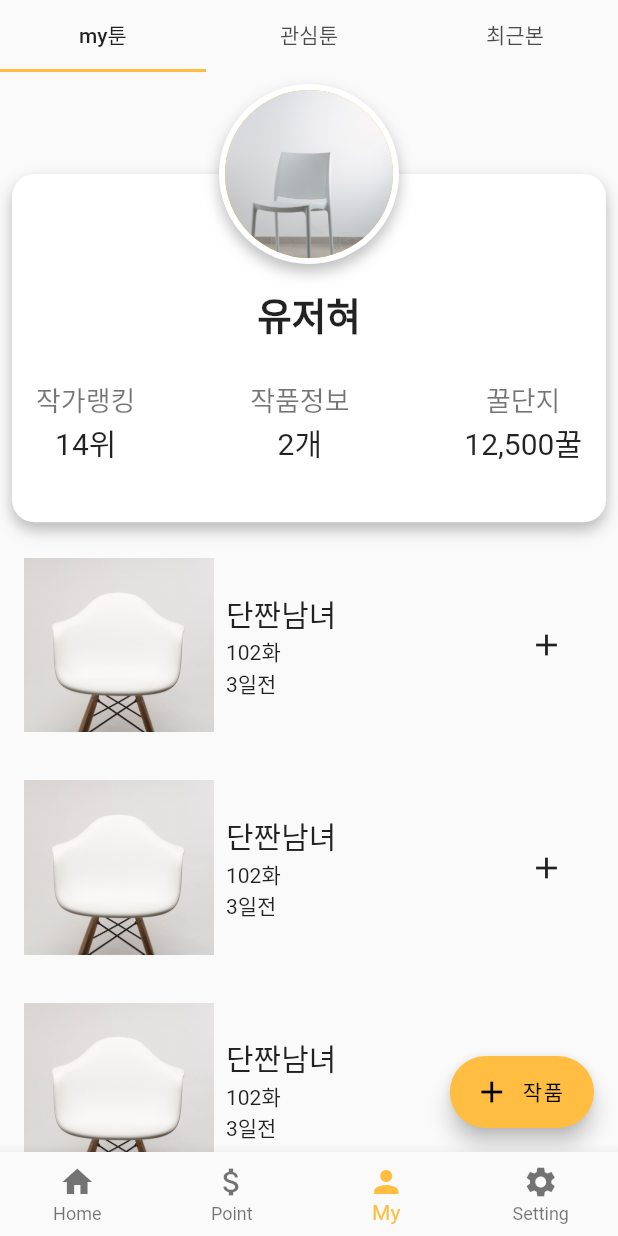
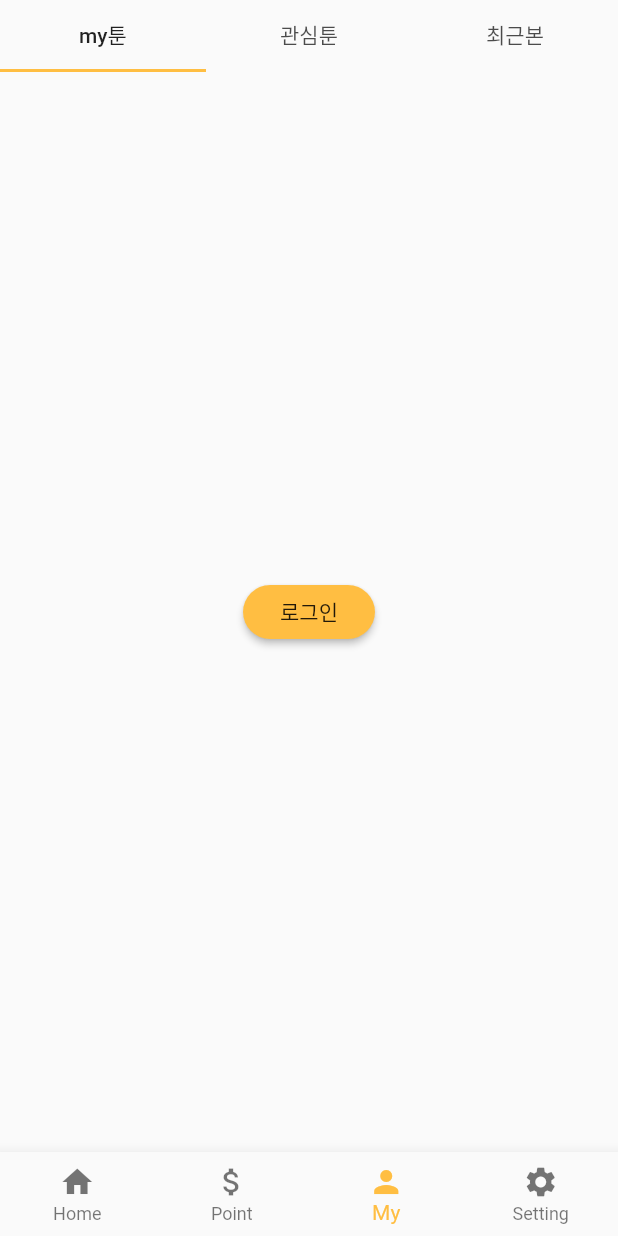
Before and after one commit to yoojh9/honeytoon, a Flutter app: the screen it shows after launch, item 3 of the bottom bar chosen, on a phone screen of 412 x 824 dp. Run offline on Flutter 3.47's test engine with Material 2 defaults, Android fonts, the phone set to English and light mode, and no system bars; our stand-ins replace cloud_firestore, firebase_auth, image_picker; missing offline and left inert: flutter_facebook_login, kakao_flutter_sdk, multi_image_picker; accounts and stored records are empty.

Commit message:
honeytoon_my_screen extract widget

```diff
--- a/lib/models/user.dart
+++ b/lib/models/user.dart
@@ -4,6 +4,9 @@ class User {
   String email;
   String provider;
   String thumbnail;
+  int honey = 0;
+  int rank = -1;
+  var works = [];
 
   User(this.uid, this.displayName, this.email, this.provider, this.thumbnail);
 
--- a/lib/screens/honeytoon_add_screen.dart
+++ b/lib/screens/honeytoon_add_screen.dart
@@ -31,7 +31,6 @@ class _HoneytoonAddScreenState extends State<HoneytoonAddScreen> {
 
   @override
   void initState() {
-    // TODO: implement initState
     super.initState();
   }
 
--- a/lib/screens/honeytoon_my_screen.dart
+++ b/lib/screens/honeytoon_my_screen.dart
@@ -1,154 +1,44 @@
 import 'package:flutter/material.dart';
 import './honeytoon_add_screen.dart';
+import './auth_screen.dart';
+import '../widgets/my_honeytoon_listview.dart';
+import '../widgets/my_honeytoon_info.dart';
+import 'package:provider/provider.dart';
+import '../providers/auth.dart';
+import '../models/user.dart';
+
 
 class HoneytoonMyScreen extends StatelessWidget {
+
+  Future<User> _getUserInfo(BuildContext ctx) async {
+    final user = await Provider.of<Auth>(ctx, listen: false).getUserFromDB();
+    return user;
+  }
+
+  Future<void> _loginPage(BuildContext ctx) async {
+    await Navigator.of(ctx).pushNamed(AuthScreen.routeName);
+  }
+
   @override
   Widget build(BuildContext context) {
-    final double circleRadius = 120.0;
     final mediaQueryData = MediaQuery.of(context);
     final height = mediaQueryData.size.height - (mediaQueryData.padding.top + mediaQueryData.padding.bottom + 50);
 
-
+    return FutureBuilder(
+          future: Provider.of<Auth>(context, listen: false).getUserFromDB(),
+          builder: (context, futureSnapshot){
+            if(futureSnapshot.connectionState == ConnectionState.waiting) {
+              return Center(
+                child: CircularProgressIndicator()
+              );
+            }
+            else if(futureSnapshot.hasData) {
               return Scaffold(
                 body: SingleChildScrollView(
                   child: Column(
                     children: [
-            Stack(children: <Widget>[
-            Padding(
-              padding: const EdgeInsets.all(8.0),
-              child: Stack(
-                alignment: Alignment.topCenter,
-                children: <Widget>[
-                  Padding(
-                    padding:
-                    EdgeInsets.only(top: circleRadius / 2.0, ),  ///here we create space for the circle avatar to get ut of the box
-                    child: Container(
-                      height: height * 0.3,
-                      width: double.infinity,
-                      decoration: BoxDecoration(
-                        borderRadius: BorderRadius.circular(15.0),
-                        color: Colors.white,
-                        boxShadow: [
-                          BoxShadow(
-                            color: Colors.black26,
-                            blurRadius: 8.0,
-                            offset: Offset(0.0, 5.0),
-                          ),
-                        ],
-                      ),
-                      child: Padding(
-                        padding: const EdgeInsets.only(top: 15.0, bottom: 15.0),
-                            child: Column(
-                              children: <Widget>[
-                                SizedBox(height: circleRadius/2,),
-                                Text('유저혀', style: TextStyle(fontWeight: FontWeight.bold, fontSize: 25.0),),
-                                SizedBox(
-                                  height: 25.0,
-                                ),
-                                Padding(
-                                  padding: const EdgeInsets.symmetric(horizontal: 16.0),
-                                  child: Row(
-                                    mainAxisAlignment: MainAxisAlignment.spaceBetween,
-                                    children: <Widget>[
-                                      Column(
-                                        children: <Widget>[
-                                          Text('작가랭킹', style: TextStyle( fontSize: 18.0,  color: Colors.black54,),),
-                                          Text('14위', style: TextStyle( fontSize: 20.0, color: Colors.black87, fontFamily: ''),),
-                                        ],
-                                      ),
-                                      Column(
-                                        children: <Widget>[
-                                          Text('작품정보', style: TextStyle( fontSize: 18.0,  color: Colors.black54),),
-                                          Text('2개', style: TextStyle( fontSize: 20.0, color: Colors.black87, fontFamily: ''),),
-                                        ],
-                                      ),
-                                      Column(
-                                        children: <Widget>[
-                                          Text('꿀단지', style: TextStyle( fontSize: 18.0,  color: Colors.black54),),
-                                          Text('12,500꿀', style: TextStyle( fontSize: 20.0, color: Colors.black87, fontFamily: ''),),
-                                        ],
-                                      ),
-                                    ],
-                                  ),
-                                )
-                              ],
-                            )
-                      ),
-                    ),
-                  ),
-                  ///Image Avatar
-                  Container(
-                    width: circleRadius,
-                    height: circleRadius,
-                    decoration: BoxDecoration(
-                      shape: BoxShape.circle,
-                      color: Colors.white,
-                      boxShadow: [
-                        BoxShadow(
-                          color: Colors.black26,
-                          blurRadius: 8.0,
-                          offset: Offset(0.0, 5.0),
-                        ),
-                      ],
-                    ),
-                    child: Padding(
-                      padding: EdgeInsets.all(4.0),
-                      child: Center(
-                        child: Container(
-                          child: CircleAvatar(
-                            backgroundImage: AssetImage('assets/images/four.jpg'),
-                            radius: circleRadius
-                          )
-                        ),
-                      ),
-                    ),
-                  ),
-                ],
-              ),
-            ),
-        ]),
-        ListView.builder(
-            primary: false,
-            shrinkWrap: true,
-            itemBuilder: (ctx, index) =>
-              Padding(padding: const EdgeInsets.all(16),
-              child: Container(
-                height: height * 0.15,
-                child: Row(
-                  children: [
-                    Expanded(
-                      flex: 2,
-                      child:  Container(
-                      decoration: BoxDecoration(
-                        image: DecorationImage(
-                          image: AssetImage('assets/images/one.jpg'),
-                          fit: BoxFit.cover,
-                        )
-                      ),
-                    ),),
-                    Expanded(
-                      flex: 3,
-                      child: Padding(
-                        padding: const EdgeInsets.all(8.0),
-                        child: Column(
-                          crossAxisAlignment: CrossAxisAlignment.start,
-                          mainAxisAlignment: MainAxisAlignment.center,
-                          children: [
-                            Text('단짠남녀', style: TextStyle(fontSize:20,),),
-                            Text('102화'),
-                            Text('3일전'),
-                          ]
-                        ),
-                      )),
-                    Expanded(
-                      flex: 1,
-                      child: Icon(Icons.add))
-                  ]
-                ),
-              ),
-            ),
-            itemCount: 6,
-          ),
+                      MyHonetoonInfo(height: height, user: futureSnapshot.data),
+                      MyHoneytoonListView(height: height),
                   ]
                   ),
                 ),
@@ -160,5 +50,20 @@ class HoneytoonMyScreen extends StatelessWidget {
                   label: Text('작품'),
                   backgroundColor: Theme.of(context).primaryColor,),
               );
+            } else {
+              return Scaffold(
+                body: Center(
+                  child:  RaisedButton(
+                    color: Theme.of(context).primaryColor,
+                    shape: RoundedRectangleBorder(
+                      borderRadius: BorderRadius.circular(30),
+                    ),
+                    child: Text('로그인'),
+                    onPressed: () => _loginPage(context)),
+                )
+              );
             }
           }
+        );
+  }
+}
```
Also changed, not shown: lib/providers/auth.dart (+7 -1 lines), lib/screens/setting_myinfo_screen.dart (+22 -6 lines), lib/widgets/my_honeytoon_info.dart (added, +99 -0 lines), lib/widgets/my_honeytoon_listview.dart (added, +57 -0 lines). Lines whose indentation alone changed are shown as unchanged.
